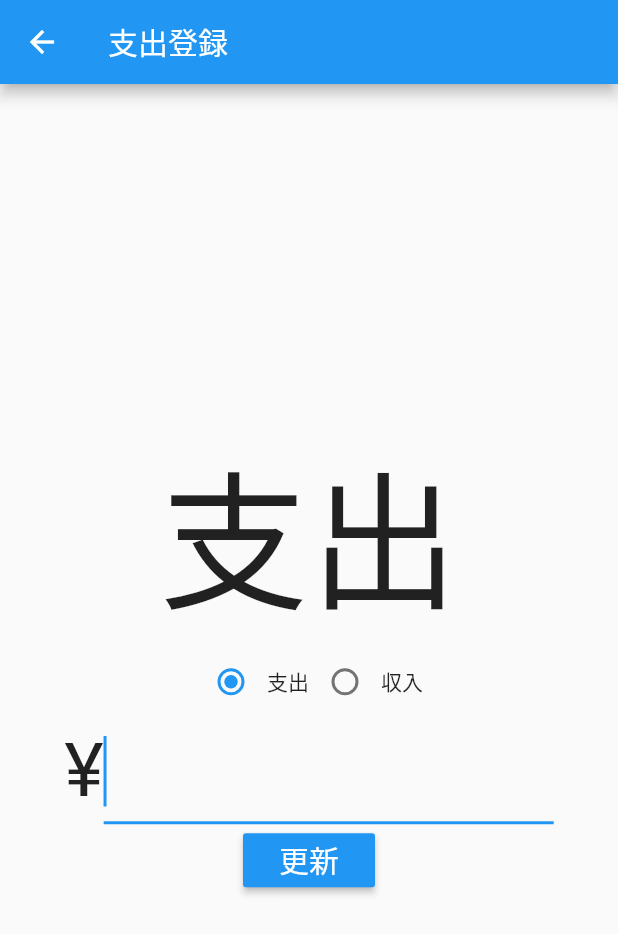
After one commit to ShoyaSuzuki-bst/kakeibo_app, a Flutter app: the InputPayment screen opened directly, on a phone screen of 412 x 824 dp. The commit adds this screen. Shown: the top 934 px of the screen. Run offline on Flutter 3.47's test engine with Material 2 defaults, Android fonts, the phone set to English and light mode, and no system bars; our stand-ins replace firebase_auth, firebase_core, flutter_signin_button, google_sign_in; accounts and stored records are empty.

```diff
--- /dev/null
+++ b/lib/pages/input_payment.dart
@@ -0,0 +1,99 @@
+import 'package:flutter/material.dart';
+import 'package:flutter/services.dart';
+
+class InputPayment extends StatefulWidget {
+  @override
+  _InputPaymentState createState() => _InputPaymentState();
+}
+
+class _InputPaymentState extends State<InputPayment> {
+  bool _isIncome = false;
+  String _price = '';
+  String _income = '支出';
+
+  void _handleRadio(bool? v) => setState(() {
+    v != null ? _isIncome = v : _isIncome = false;
+    if(_isIncome) {
+      _income = '収入';
+    }else{
+      _income = '支出';
+    }
+  });
+
+  void _changePrice(price) {
+    setState(() {
+      _price = price;
+    });
+  }
+
+  @override
+  Widget build(BuildContext context) {
+    return Scaffold(
+      appBar: AppBar(
+        title: const Text('支出登録'),
+      ),
+      body: Center(
+        child: Column(
+          mainAxisAlignment: MainAxisAlignment.center,
+          children: <Widget>[
+            Text(
+              _income,
+              style: const TextStyle(
+                fontSize: 100,
+              )
+            ),
+            Row(
+              mainAxisAlignment: MainAxisAlignment.center,
+              children: <Widget>[
+                Radio(
+                  activeColor: Colors.blue,
+                  value: false,
+                  groupValue: _isIncome,
+                  onChanged: _handleRadio,
+                ),
+                const Text('支出'),
+                Radio(
+                  activeColor: Colors.blue,
+                  value: true,
+                  groupValue: _isIncome,
+                  onChanged: _handleRadio,
+                ),
+                const Text('収入'),
+              ]
+            ),
+            Row(
+              mainAxisAlignment: MainAxisAlignment.center,
+              children: <Widget>[
+                const Text('¥', style: TextStyle(fontSize: 50)),
+                SizedBox(
+                  width: 300,
+                  child: TextField(
+                    keyboardType: TextInputType.number,
+                    inputFormatters: [FilteringTextInputFormatter.digitsOnly],
+                    autofocus: true,
+                    onChanged: (text) {
+                      _changePrice(text);
+                    },
+                    style: const TextStyle(
+                      fontSize: 40
+                    )
+                  ),
+                ),
+              ]
+            ),
+            RaisedButton(
+              onPressed: () {},
+              color: Colors.blue,
+              child: const Text(
+                '更新',
+                style: TextStyle(
+                    color:Colors.white,
+                    fontSize: 20.0
+                ),),
+            )
+          ]
+        ),
+      ),
+    );
+  }
+}
```
Also changed, not shown: lib/pages/login_page.dart (+32 -0 lines).
